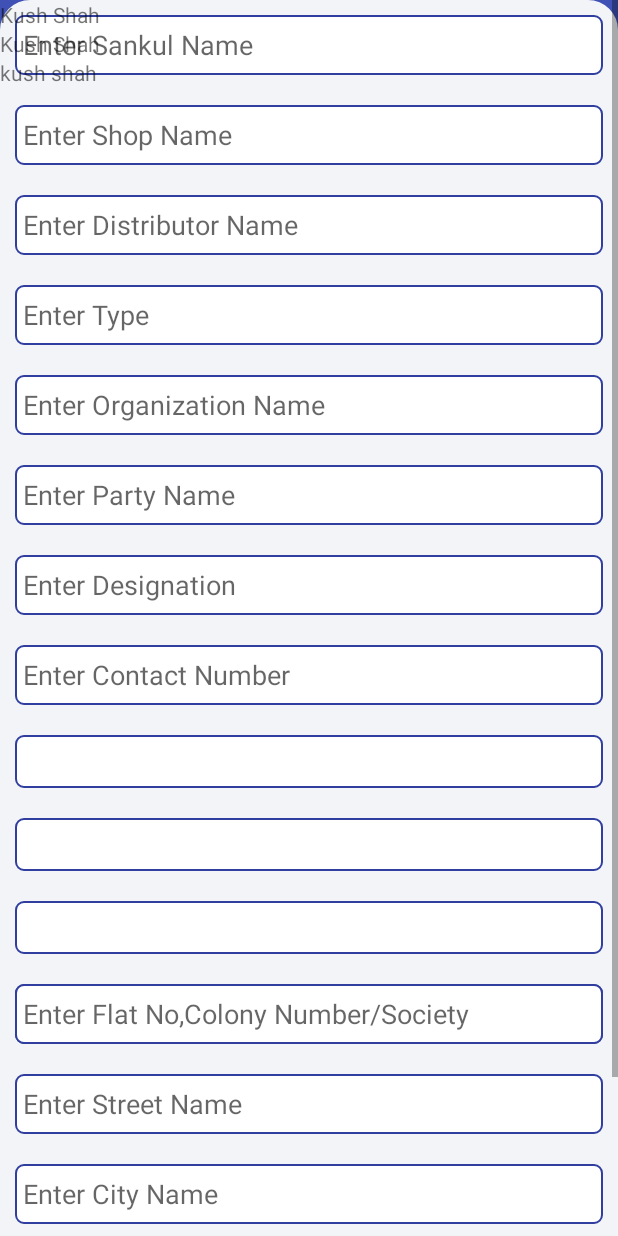
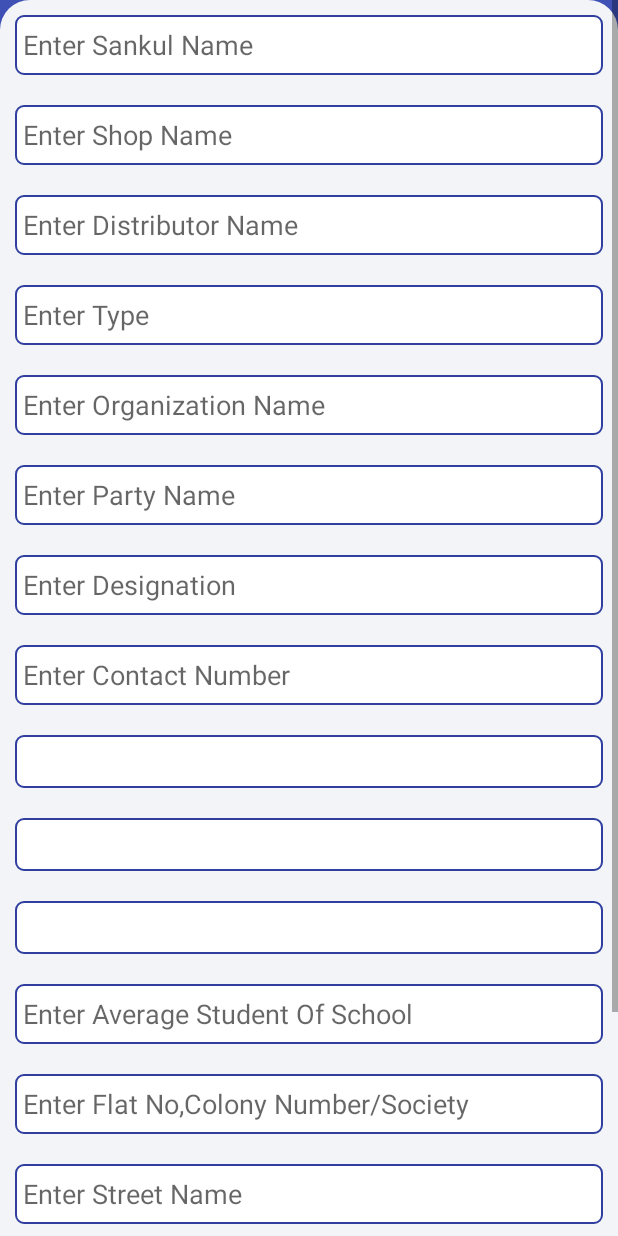
Before and after one commit to yousoftech/SkolonetApp, an Android app: the FullDetail screen opened directly, with no data from a screen before it, on a phone screen of 412 x 824 dp. Run offline under Robolectric (Android 15) with nearby library versions, the phone set to English and light mode, and no system bars; our stand-ins replace Volley; network calls fail.

Commit message:
commit work.

```diff
--- a/app/src/main/res/layout/activity_full_detail.xml
+++ b/app/src/main/res/layout/activity_full_detail.xml
@@ -14,10 +14,11 @@
             android:layout_height="wrap_content"
             android:background="@color/colorPrimary">
 
-            <RelativeLayout
+            <LinearLayout
                 android:layout_width="match_parent"
                 android:layout_height="wrap_content"
-                android:background="@drawable/roundshape">
+                android:background="@drawable/roundshape"
+                android:orientation="vertical">
 
                 <EditText
                     android:id="@+id/edtSankulName"
@@ -34,7 +35,6 @@
                     android:layout_width="match_parent"
                     android:layout_height="40dp"
                     android:layout_margin="10dp"
-                    android:layout_below="@+id/edtSankulName"
                     android:background="@drawable/edt_border"
                     android:hint="Enter Shop Name"
                     android:padding="5dp"
@@ -44,7 +44,6 @@
                     android:id="@+id/edtPartyDistributorName"
                     android:layout_width="match_parent"
                     android:layout_height="40dp"
-                    android:layout_below="@+id/edtPartyShopName"
                     android:layout_margin="10dp"
                     android:background="@drawable/edt_border"
                     android:hint="Enter Distributor Name"
@@ -55,7 +54,6 @@
                     android:id="@+id/edtPartyType"
                     android:layout_width="match_parent"
                     android:layout_height="40dp"
-                    android:layout_below="@+id/edtPartyDistributorName"
                     android:layout_margin="10dp"
                     android:background="@drawable/edt_border"
                     android:hint="Enter Type"
@@ -66,7 +64,6 @@
                     android:id="@+id/edtSankulOrganization"
                     android:layout_width="match_parent"
                     android:layout_height="40dp"
-                    android:layout_below="@+id/edtPartyType"
                     android:layout_margin="10dp"
                     android:background="@drawable/edt_border"
                     android:hint="Enter Organization Name"
@@ -77,7 +74,6 @@
                     android:id="@+id/edtSankulPartyName"
                     android:layout_width="match_parent"
                     android:layout_height="40dp"
-                    android:layout_below="@+id/edtSankulOrganization"
                     android:layout_margin="10dp"
                     android:background="@drawable/edt_border"
                     android:hint="Enter Party Name"
@@ -88,7 +84,6 @@
                     android:id="@+id/edtSankulDesignation"
                     android:layout_width="match_parent"
                     android:layout_height="40dp"
-                    android:layout_below="@+id/edtSankulPartyName"
                     android:layout_margin="10dp"
                     android:background="@drawable/edt_border"
                     android:hint="Enter Designation"
@@ -99,7 +94,6 @@
                     android:id="@+id/edtSankulContactNumber"
                     android:layout_width="match_parent"
                     android:layout_height="40dp"
-                    android:layout_below="@+id/edtSankulDesignation"
                     android:layout_margin="10dp"
                     android:background="@drawable/edt_border"
                     android:hint="Enter Contact Number"
@@ -110,7 +104,6 @@
                     android:id="@+id/spinnerSankulBoard"
                     android:layout_width="match_parent"
                     android:layout_height="35dp"
-                    android:layout_below="@id/edtSankulContactNumber"
                     android:layout_margin="10dp"
                     android:background="@drawable/edt_border"
                     android:gravity="center"
@@ -120,7 +113,6 @@
                     android:id="@+id/spinnerSankulMedium"
                     android:layout_width="match_parent"
                     android:layout_height="35dp"
-                    android:layout_below="@id/spinnerSankulBoard"
                     android:layout_margin="10dp"
                     android:background="@drawable/edt_border"
                     android:gravity="center"
@@ -130,7 +122,6 @@
                     android:id="@+id/spinnerSankulStandard"
                     android:layout_width="match_parent"
                     android:layout_height="35dp"
-                    android:layout_below="@id/spinnerSankulMedium"
                     android:layout_margin="10dp"
                     android:background="@drawable/edt_border"
                     android:gravity="center"
@@ -140,7 +131,6 @@
                     android:id="@+id/edtSankulAverageStudent"
                     android:layout_width="match_parent"
                     android:layout_height="40dp"
-                    android:layout_below="@+id/spinnerSankulStandard"
                     android:layout_margin="10dp"
                     android:background="@drawable/edt_border"
                     android:hint="Enter Average Student Of School"
@@ -151,7 +141,6 @@
                     android:id="@+id/edtSankulAddress1"
                     android:layout_width="match_parent"
                     android:layout_height="40dp"
-                    android:layout_below="@+id/spinnerSankulStandard"
                     android:layout_margin="10dp"
                     android:background="@drawable/edt_border"
                     android:hint="Enter Flat No,Colony Number/Society"
@@ -162,7 +151,6 @@
                     android:id="@+id/edtSankulAddress2"
                     android:layout_width="match_parent"
                     android:layout_height="40dp"
-                    android:layout_below="@+id/edtSankulAddress1"
                     android:layout_margin="10dp"
                     android:background="@drawable/edt_border"
                     android:hint="Enter Street Name"
@@ -173,7 +161,6 @@
                     android:id="@+id/edtSankulCity"
                     android:layout_width="match_parent"
                     android:layout_height="40dp"
-                    android:layout_below="@+id/edtSankulAddress2"
                     android:layout_margin="10dp"
                     android:background="@drawable/edt_border"
                     android:hint="Enter City Name"
@@ -184,7 +171,6 @@
                     android:id="@+id/edtSankulState"
                     android:layout_width="match_parent"
                     android:layout_height="40dp"
-                    android:layout_below="@+id/edtSankulCity"
                     android:layout_margin="10dp"
                     android:background="@drawable/edt_border"
                     android:hint="Enter State Name"
@@ -195,35 +181,12 @@
                     android:id="@+id/edtSankulRemark"
                     android:layout_width="match_parent"
                     android:layout_height="40dp"
-                    android:layout_below="@+id/edtSankulState"
                     android:layout_margin="10dp"
                     android:background="@drawable/edt_border"
                     android:hint="Enter Remark"
                     android:padding="5dp"
                     android:singleLine="true" />
-            </RelativeLayout>
+            </LinearLayout>
         </RelativeLayout>
     </ScrollView>
-
-    <TextView
-        android:id="@+id/txtPartyName"
-        android:layout_width="wrap_content"
-        android:layout_height="wrap_content"
-        android:text="Kush Shah" />
-
-    <TextView
-        android:id="@+id/txtorganisationName"
-        android:layout_width="wrap_content"
-        android:layout_height="wrap_content"
-        android:layout_below="@+id/txtPartyName"
-        android:text="Kush Shah" />
-
-    <TextView
-        android:id="@+id/txtdesignation"
-        android:layout_width="wrap_content"
-        android:layout_height="wrap_content"
-        android:layout_below="@+id/txtorganisationName"
-        android:text="kush shah" />
-
-
 </RelativeLayout>
```
